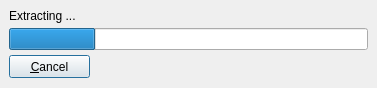
BackupTheBerlios/wolfpack-svn, file trunk/client/updater/extract.ui: the form before one commit.
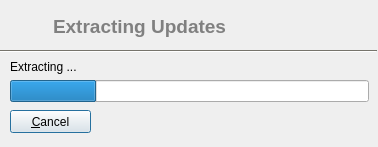
The form after the commit. Icons and pictures are not drawn.

```diff
--- a/trunk/client/updater/extract.ui
+++ b/trunk/client/updater/extract.ui
@@ -8,10 +8,22 @@
    <rect>
     <x>0</x>
     <y>0</y>
-    <width>377</width>
-    <height>88</height>
+    <width>378</width>
+    <height>147</height>
    </rect>
   </property>
+  <property name="minimumSize" >
+   <size>
+    <width>378</width>
+    <height>147</height>
+   </size>
+  </property>
+  <property name="maximumSize" >
+   <size>
+    <width>378</width>
+    <height>147</height>
+   </size>
+  </property>
   <property name="windowTitle" >
    <string>Extracting update...</string>
   </property>
@@ -21,27 +33,348 @@
   <property name="modal" >
    <bool>true</bool>
   </property>
-  <widget class="QProgressBar" name="progressBar" >
+  <widget class="QFrame" name="frame" >
+   <property name="enabled" >
+    <bool>true</bool>
+   </property>
    <property name="geometry" >
     <rect>
-     <x>9</x>
-     <y>28</y>
-     <width>359</width>
-     <height>22</height>
+     <x>0</x>
+     <y>0</y>
+     <width>377</width>
+     <height>52</height>
     </rect>
    </property>
-   <property name="value" >
-    <number>24</number>
+   <property name="palette" >
+    <palette>
+     <active>
+      <color>
+       <red>128</red>
+       <green>128</green>
+       <blue>128</blue>
+      </color>
+      <color>
+       <red>236</red>
+       <green>233</green>
+       <blue>216</blue>
+      </color>
+      <color>
+       <red>255</red>
+       <green>255</green>
+       <blue>255</blue>
+      </color>
+      <color>
+       <red>255</red>
+       <green>255</green>
+       <blue>250</blue>
+      </color>
+      <color>
+       <red>118</red>
+       <green>116</green>
+       <blue>108</blue>
+      </color>
+      <color>
+       <red>157</red>
+       <green>155</green>
+       <blue>144</blue>
+      </color>
+      <color>
+       <red>128</red>
+       <green>128</green>
+       <blue>128</blue>
+      </color>
+      <color>
+       <red>255</red>
+       <green>255</green>
+       <blue>255</blue>
+      </color>
+      <color>
+       <red>128</red>
+       <green>128</green>
+       <blue>128</blue>
+      </color>
+      <color>
+       <red>255</red>
+       <green>255</green>
+       <blue>255</blue>
+      </color>
+      <color>
+       <red>255</red>
+       <green>255</green>
+       <blue>255</blue>
+      </color>
+      <color>
+       <red>0</red>
+       <green>0</green>
+       <blue>0</blue>
+      </color>
+      <color>
+       <red>49</red>
+       <green>106</green>
+       <blue>197</blue>
+      </color>
+      <color>
+       <red>255</red>
+       <green>255</green>
+       <blue>255</blue>
+      </color>
+      <color>
+       <red>0</red>
+       <green>0</green>
+       <blue>255</blue>
+      </color>
+      <color>
+       <red>255</red>
+       <green>0</green>
+       <blue>255</blue>
+      </color>
+      <color>
+       <red>245</red>
+       <green>244</green>
+       <blue>235</blue>
+      </color>
+     </active>
+     <inactive>
+      <color>
+       <red>128</red>
+       <green>128</green>
+       <blue>128</blue>
+      </color>
+      <color>
+       <red>236</red>
+       <green>233</green>
+       <blue>216</blue>
+      </color>
+      <color>
+       <red>255</red>
+       <green>255</green>
+       <blue>255</blue>
+      </color>
+      <color>
+       <red>255</red>
+       <green>255</green>
+       <blue>250</blue>
+      </color>
+      <color>
+       <red>118</red>
+       <green>116</green>
+       <blue>108</blue>
+      </color>
+      <color>
+       <red>157</red>
+       <green>155</green>
+       <blue>144</blue>
+      </color>
+      <color>
+       <red>128</red>
+       <green>128</green>
+       <blue>128</blue>
+      </color>
+      <color>
+       <red>255</red>
+       <green>255</green>
+       <blue>255</blue>
+      </color>
+      <color>
+       <red>128</red>
+       <green>128</green>
+       <blue>128</blue>
+      </color>
+      <color>
+       <red>255</red>
+       <green>255</green>
+       <blue>255</blue>
+      </color>
+      <color>
+       <red>255</red>
+       <green>255</green>
+       <blue>255</blue>
+      </color>
+      <color>
+       <red>0</red>
+       <green>0</green>
+       <blue>0</blue>
+      </color>
+      <color>
+       <red>49</red>
+       <green>106</green>
+       <blue>197</blue>
+      </color>
+      <color>
+       <red>255</red>
+       <green>255</green>
+       <blue>255</blue>
+      </color>
+      <color>
+       <red>0</red>
+       <green>0</green>
+       <blue>255</blue>
+      </color>
+      <color>
+       <red>255</red>
+       <green>0</green>
+       <blue>255</blue>
+      </color>
+      <color>
+       <red>245</red>
+       <green>244</green>
+       <blue>235</blue>
+      </color>
+     </inactive>
+     <disabled>
+      <color>
+       <red>128</red>
+       <green>128</green>
+       <blue>128</blue>
+      </color>
+      <color>
+       <red>236</red>
+       <green>233</green>
+       <blue>216</blue>
+      </color>
+      <color>
+       <red>255</red>
+       <green>255</green>
+       <blue>255</blue>
+      </color>
+      <color>
+       <red>255</red>
+       <green>255</green>
+       <blue>250</blue>
+      </color>
+      <color>
+       <red>118</red>
+       <green>116</green>
+       <blue>108</blue>
+      </color>
+      <color>
+       <red>157</red>
+       <green>155</green>
+       <blue>144</blue>
+      </color>
+      <color>
+       <red>128</red>
+       <green>128</green>
+       <blue>128</blue>
+      </color>
+      <color>
+       <red>255</red>
+       <green>255</green>
+       <blue>255</blue>
+      </color>
+      <color>
+       <red>128</red>
+       <green>128</green>
+       <blue>128</blue>
+      </color>
+      <color>
+       <red>255</red>
+       <green>255</green>
+       <blue>255</blue>
+      </color>
+      <color>
+       <red>255</red>
+       <green>255</green>
+       <blue>255</blue>
+      </color>
+      <color>
+       <red>0</red>
+       <green>0</green>
+       <blue>0</blue>
+      </color>
+      <color>
+       <red>49</red>
+       <green>106</green>
+       <blue>197</blue>
+      </color>
+      <color>
+       <red>255</red>
+       <green>255</green>
+       <blue>255</blue>
+      </color>
+      <color>
+       <red>0</red>
+       <green>0</green>
+       <blue>255</blue>
+      </color>
+      <color>
+       <red>255</red>
+       <green>0</green>
+       <blue>255</blue>
+      </color>
+      <color>
+       <red>245</red>
+       <green>244</green>
+       <blue>235</blue>
+      </color>
+     </disabled>
+    </palette>
    </property>
-   <property name="textVisible" >
-    <bool>false</bool>
+   <property name="frameShape" >
+    <enum>QFrame::NoFrame</enum>
    </property>
+   <property name="frameShadow" >
+    <enum>QFrame::Plain</enum>
+   </property>
+   <widget class="QLabel" name="label_2" >
+    <property name="geometry" >
+     <rect>
+      <x>10</x>
+      <y>10</y>
+      <width>32</width>
+      <height>32</height>
+     </rect>
+    </property>
+    <property name="text" >
+     <string/>
+    </property>
+    <property name="pixmap" >
+     <pixmap>..\icon.xpm</pixmap>
+    </property>
+   </widget>
+   <widget class="Line" name="line" >
+    <property name="geometry" >
+     <rect>
+      <x>0</x>
+      <y>50</y>
+      <width>377</width>
+      <height>2</height>
+     </rect>
+    </property>
+    <property name="orientation" >
+     <enum>Qt::Horizontal</enum>
+    </property>
+   </widget>
+   <widget class="QLabel" name="label_3" >
+    <property name="geometry" >
+     <rect>
+      <x>53</x>
+      <y>15</y>
+      <width>203</width>
+      <height>22</height>
+     </rect>
+    </property>
+    <property name="font" >
+     <font>
+      <family>Arial</family>
+      <pointsize>14</pointsize>
+      <weight>75</weight>
+      <italic>false</italic>
+      <bold>true</bold>
+      <underline>false</underline>
+      <strikeout>false</strikeout>
+     </font>
+    </property>
+    <property name="text" >
+     <string>Extracting Updates</string>
+    </property>
+   </widget>
   </widget>
   <widget class="QLabel" name="label" >
    <property name="geometry" >
     <rect>
-     <x>9</x>
-     <y>9</y>
+     <x>10</x>
+     <y>60</y>
      <width>359</width>
      <height>16</height>
     </rect>
@@ -56,11 +389,27 @@
     <set>Qt::AlignLeading|Qt::AlignLeft|Qt::AlignTop</set>
    </property>
   </widget>
+  <widget class="QProgressBar" name="progressBar" >
+   <property name="geometry" >
+    <rect>
+     <x>10</x>
+     <y>80</y>
+     <width>359</width>
+     <height>22</height>
+    </rect>
+   </property>
+   <property name="value" >
+    <number>24</number>
+   </property>
+   <property name="textVisible" >
+    <bool>false</bool>
+   </property>
+  </widget>
   <widget class="QPushButton" name="cancelButton" >
    <property name="geometry" >
     <rect>
-     <x>9</x>
-     <y>55</y>
+     <x>10</x>
+     <y>110</y>
      <width>81</width>
      <height>23</height>
     </rect>
```
Left out of the diff: 2 changed lines with no effect on the pictures.
